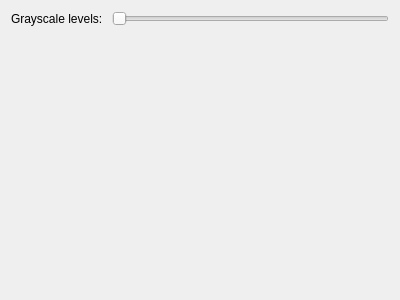
Above: UI/settings.ui from Shadasviar/APOD before the change. Below: the same form after it.
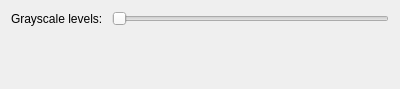
That is the form after the change.

What changed in the file:
```diff
--- a/UI/settings.ui
+++ b/UI/settings.ui
@@ -7,7 +7,7 @@
     <x>0</x>
     <y>0</y>
     <width>400</width>
-    <height>300</height>
+    <height>89</height>
    </rect>
   </property>
   <property name="windowTitle">
```
